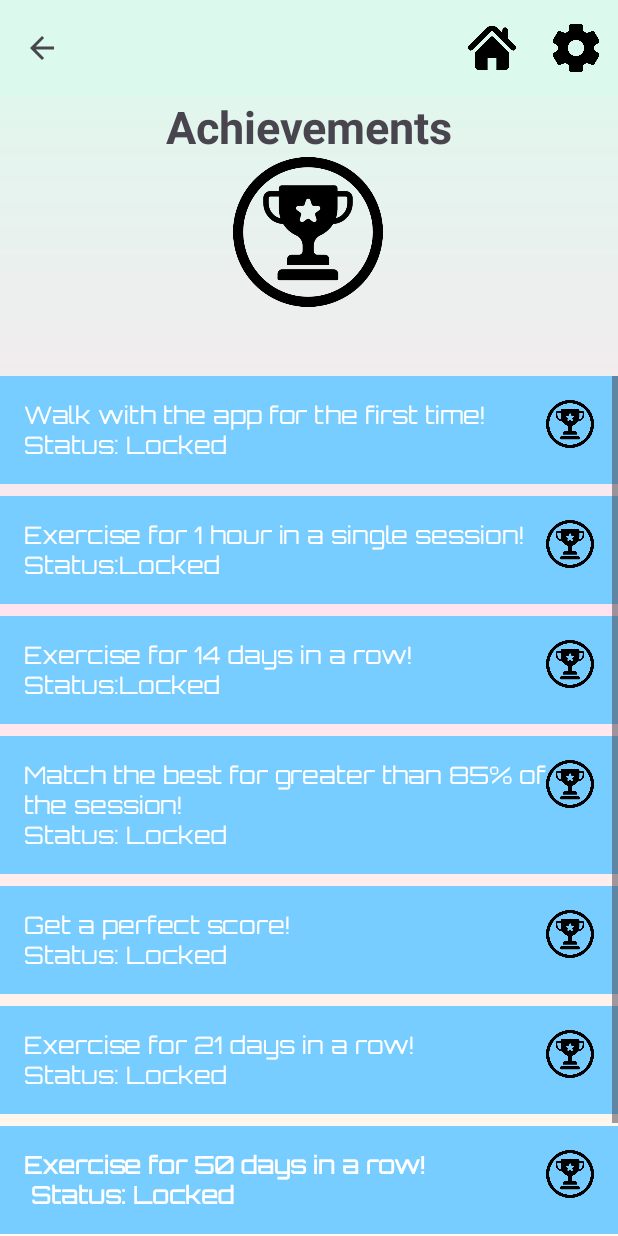
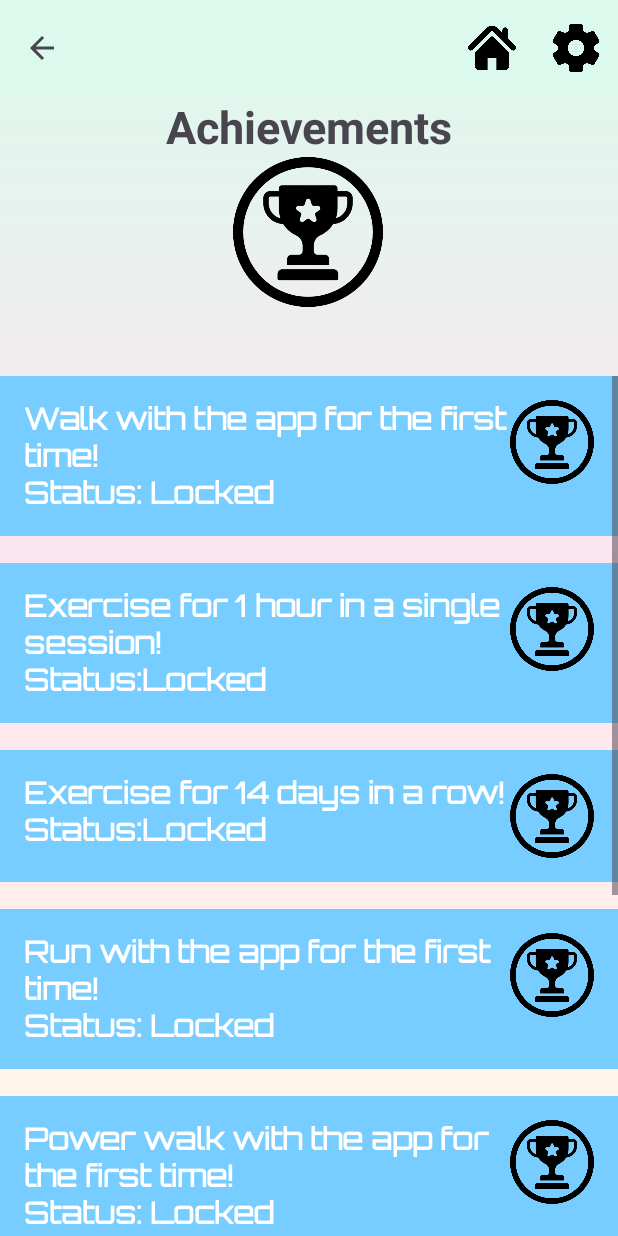
Before and after one commit to aparnaroy/StepToTheBeat, an Android app: the AchievementsActivity screen opened directly, with no data from a screen before it, on a phone screen of 412 x 824 dp. Run offline under Robolectric (Android 15) with nearby library versions, the phone set to English and light mode, and no system bars; Roboto replaces fonts that are not available here.

Commit message:
Made achievement text bigger, spaced out achievements

```diff
--- a/app/src/main/res/layout/achievements.xml
+++ b/app/src/main/res/layout/achievements.xml
@@ -62,7 +62,7 @@
             android:orientation="vertical"
             android:spacing="8dp">
 
-            <!-- Achievement Item -->
+            <!-- Achievement 1 -->
             <LinearLayout
                 android:id="@+id/achievement1"
                 android:layout_width="match_parent"
@@ -77,13 +77,14 @@
                     android:layout_height="wrap_content"
                     android:layout_weight="1"
                     android:fontFamily="@font/orbitron"
+                    android:textStyle="bold"
                     android:text="Walk with the app for the first time!\nStatus: Locked"
                     android:textColor="#FFFFFF"
-                    android:textSize="16sp" />
+                    android:textSize="20sp"/>
 
                 <ImageView
-                    android:layout_width="32dp"
-                    android:layout_height="32dp"
+                    android:layout_width="56dp"
+                    android:layout_height="56dp"
                     android:contentDescription="Trophy Icon"
                     android:src="@drawable/trophy" />
             </LinearLayout>
@@ -96,23 +97,27 @@
                 android:layout_marginBottom="8dp"
                 android:background="@color/blue"
                 android:orientation="horizontal"
-                android:padding="16dp">
+                android:padding="16dp"
+                android:layout_marginTop="10dp">
 
                 <TextView
                     android:layout_width="0dp"
                     android:layout_height="wrap_content"
                     android:layout_weight="1"
                     android:fontFamily="@font/orbitron"
+                    android:textStyle="bold"
                     android:text="Exercise for 1 hour in a single session!\nStatus:Locked"
                     android:textColor="#FFFFFF"
-                    android:textSize="16sp" />
+                    android:textSize="20sp" />
 
                 <ImageView
-                    android:layout_width="32dp"
-                    android:layout_height="32dp"
+                    android:layout_width="56dp"
+                    android:layout_height="56dp"
                     android:contentDescription="Trophy Icon"
                     android:src="@drawable/trophy" />
             </LinearLayout>
+
+            <!-- Achievement 3 -->
 
             <LinearLayout
                 android:id="@+id/achievement3"
@@ -121,23 +126,27 @@
                 android:layout_marginBottom="8dp"
                 android:background="@color/blue"
                 android:orientation="horizontal"
-                android:padding="16dp">
+                android:padding="16dp"
+                android:layout_marginTop="10dp">
 
                 <TextView
                     android:layout_width="0dp"
                     android:layout_height="wrap_content"
                     android:layout_weight="1"
                     android:fontFamily="@font/orbitron"
+                    android:textStyle="bold"
                     android:text="Exercise for 14 days in a row!\nStatus:Locked"
                     android:textColor="#FFFFFF"
-                    android:textSize="16sp" />
+                    android:textSize="20sp" />
 
                 <ImageView
-                    android:layout_width="32dp"
-                    android:layout_height="32dp"
+                    android:layout_width="56dp"
+                    android:layout_height="56dp"
                     android:contentDescription="Trophy Icon"
                     android:src="@drawable/trophy" />
             </LinearLayout>
+
+            <!-- Achievement 4 -->
 
             <LinearLayout
                 android:id="@+id/achievement4"
@@ -146,23 +155,27 @@
                 android:layout_marginBottom="8dp"
                 android:background="@color/blue"
                 android:orientation="horizontal"
-                android:padding="16dp">
+                android:padding="16dp"
+                android:layout_marginTop="10dp">
 
                 <TextView
                     android:layout_width="0dp"
                     android:layout_height="wrap_content"
                     android:layout_weight="1"
                     android:fontFamily="@font/orbitron"
-                    android:text="Match the best for greater than 85% of the session!\nStatus: Locked"
+                    android:textStyle="bold"
+                    android:text="Run with the app for the first time!\nStatus: Locked"
                     android:textColor="#FFFFFF"
-                    android:textSize="16sp" />
+                    android:textSize="20sp" />
 
                 <ImageView
-                    android:layout_width="32dp"
-                    android:layout_height="32dp"
+                    android:layout_width="56dp"
+                    android:layout_height="56dp"
                     android:contentDescription="Trophy Icon"
                     android:src="@drawable/trophy" />
             </LinearLayout>
+
+            <!-- Achievement 5 -->
 
             <LinearLayout
                 android:id="@+id/achievement5"
@@ -171,23 +184,27 @@
                 android:layout_marginBottom="8dp"
                 android:background="@color/blue"
                 android:orientation="horizontal"
-                android:padding="16dp">
+                android:padding="16dp"
+                android:layout_marginTop="10dp">
 
                 <TextView
                     android:layout_width="0dp"
                     android:layout_height="wrap_content"
                     android:layout_weight="1"
                     android:fontFamily="@font/orbitron"
-                    android:text="Get a perfect score!\nStatus: Locked"
+                    android:textStyle="bold"
+                    android:text="Power walk with the app for the first time!\nStatus: Locked"
                     android:textColor="#FFFFFF"
-                    android:textSize="16sp" />
+                    android:textSize="20sp" />
 
                 <ImageView
-                    android:layout_width="32dp"
-                    android:layout_height="32dp"
+                    android:layout_width="56dp"
+                    android:layout_height="56dp"
                     android:contentDescription="Trophy Icon"
                     android:src="@drawable/trophy" />
             </LinearLayout>
+
+            <!-- Achievement 6 -->
 
             <LinearLayout
                 android:id="@+id/achievement6"
@@ -196,23 +213,27 @@
                 android:layout_marginBottom="8dp"
                 android:background="@color/blue"
                 android:orientation="horizontal"
-                android:padding="16dp">
+                android:padding="16dp"
+                android:layout_marginTop="10dp">
 
                 <TextView
                     android:layout_width="0dp"
                     android:layout_height="wrap_content"
                     android:layout_weight="1"
                     android:fontFamily="@font/orbitron"
+                    android:textStyle="bold"
                     android:text="Exercise for 21 days in a row!\nStatus: Locked"
                     android:textColor="#FFFFFF"
-                    android:textSize="16sp" />
+                    android:textSize="20sp" />
 
                 <ImageView
-                    android:layout_width="32dp"
-                    android:layout_height="32dp"
+                    android:layout_width="56dp"
+                    android:layout_height="56dp"
                     android:contentDescription="Trophy Icon"
                     android:src="@drawable/trophy" />
             </LinearLayout>
+
+            <!-- Achievement 7 -->
 
             <LinearLayout
                 android:id="@+id/achievement7"
@@ -221,7 +242,8 @@
                 android:layout_marginBottom="8dp"
                 android:background="@color/blue"
                 android:orientation="horizontal"
-                android:padding="16dp">
+                android:padding="16dp"
+                android:layout_marginTop="10dp">
 
                 <TextView
                     android:layout_width="0dp"
@@ -229,16 +251,18 @@
                     android:layout_weight="1"
                     android:fontFamily="@font/orbitron"
                     android:textStyle="bold"
-                    android:text="Exercise for 50 days in a row!\n Status: Locked"
+                    android:text="Exercise for 50 days in a row!\nStatus: Locked"
                     android:textColor="#FFFFFF"
-                    android:textSize="16sp" />
+                    android:textSize="20sp" />
 
                 <ImageView
-                    android:layout_width="32dp"
-                    android:layout_height="32dp"
+                    android:layout_width="56dp"
+                    android:layout_height="56dp"
                     android:contentDescription="Trophy Icon"
                     android:src="@drawable/trophy" />
             </LinearLayout>
+
+            <!-- Achievement 8 -->
 
             <LinearLayout
                 android:id="@+id/achievement8"
@@ -247,20 +271,22 @@
                 android:layout_marginBottom="8dp"
                 android:background="@color/blue"
                 android:orientation="horizontal"
-                android:padding="16dp">
+                android:padding="16dp"
+                android:layout_marginTop="10dp">
 
                 <TextView
                     android:layout_width="0dp"
                     android:layout_height="wrap_content"
                     android:layout_weight="1"
                     android:fontFamily="@font/orbitron"
+                    android:textStyle="bold"
                     android:text="Exercise for 100 days in a row!\nStatus:Locked"
                     android:textColor="#FFFFFF"
-                    android:textSize="16sp" />
+                    android:textSize="20sp" />
 
                 <ImageView
-                    android:layout_width="32dp"
-                    android:layout_height="32dp"
+                    android:layout_width="56dp"
+                    android:layout_height="56dp"
                     android:contentDescription="Trophy Icon"
                     android:src="@drawable/trophy" />
             </LinearLayout>
```
